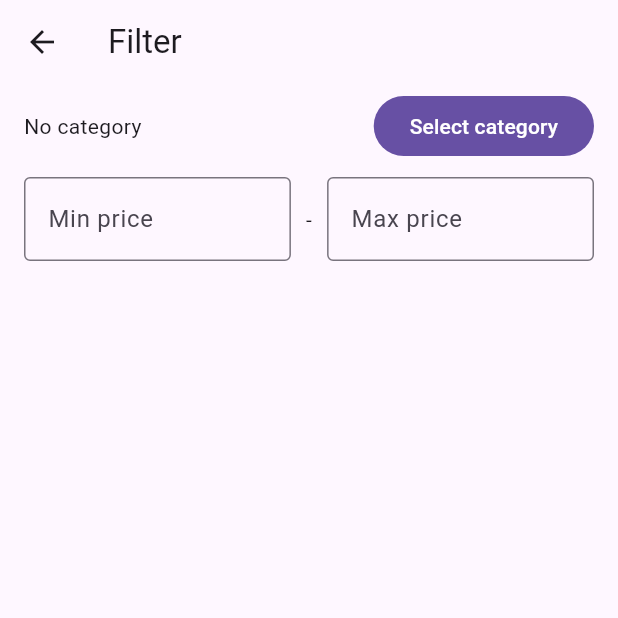
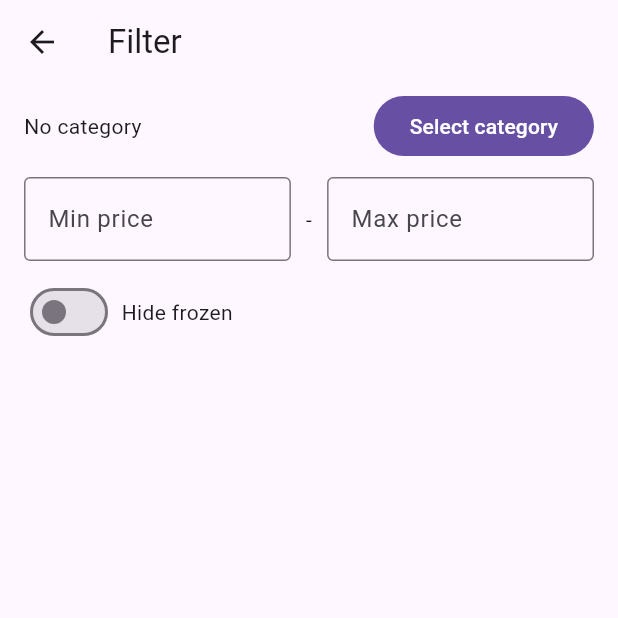
Before and after one commit to 2t34lth/szoftverhatalmas, a Flutter app: the screen it shows after launch, after a tap on the "search" icon, after a tap on the "tune" icon, on a phone screen of 412 x 824 dp, the top half of it. Run offline on Flutter 3.47's test engine with Material 3 defaults, Android fonts, the phone set to English and light mode, and no system bars; drawn by our look-alikes of dynamic_color; our stand-ins replace carousel_slider, flutter_widget_from_html, full_screen_image; network calls fail.

Commit message:
filtering improvements

```diff
--- a/lib/hardverapro.dart
+++ b/lib/hardverapro.dart
@@ -1,3 +1,4 @@
+import "package:hardverapro_a_kezedben/views/search_view.dart";
 import "package:html/dom.dart";
 import "package:http/http.dart" as http;
 import "package:html/parser.dart";
@@ -34,15 +35,10 @@ class Hardverapro {
     }).toList();
   }
 
-  static Future<List<HardveraproPost>> search(String query,
-      {Category? category}) async {
-    final resp = await http.get(
-      category != null
-          ? Uri.parse(
-              "https://hardverapro.hu/aprok/${category.path}/keres.php?stext=${Uri.encodeFull(query)}")
-          : Uri.parse(
-              "https://hardverapro.hu/aprok/keres.php?stext=${Uri.encodeFull(query)}"),
-    );
+  static Future<List<HardveraproPost>> search(
+      String query, Filter filter) async {
+    final resp = await http.get(Uri.parse(
+        "https://hardverapro.hu/aprok/${filter.category != null ? '${filter.category!.path}/' : ""}keres.php?stext=${Uri.encodeFull(query)}&minprice=${filter.minPrice}&maxprice=${filter.maxPrice}&noiced=${(filter.hideFrozen ?? false) ? 1 : 0}"));
 
     final Document document = parse(resp.body);
     return parsePosts(document);
--- a/lib/views/filter_view.dart
+++ b/lib/views/filter_view.dart
@@ -1,4 +1,5 @@
 import 'package:flutter/material.dart';
+import 'package:flutter/services.dart';
 import 'package:hardverapro_a_kezedben/views/category_view.dart';
 import 'package:hardverapro_a_kezedben/views/search_view.dart';
 
@@ -12,6 +13,8 @@ class FilterView extends StatefulWidget {
 
 class _FilterViewState extends State<FilterView> {
   Filter _filter = Filter();
+  final TextEditingController _minPriceController = TextEditingController();
+  final TextEditingController _maxPriceController = TextEditingController();
 
   void _setCategory() {
     Navigator.of(context).push(MaterialPageRoute(
@@ -29,6 +32,10 @@ class _FilterViewState extends State<FilterView> {
   void initState() {
     super.initState();
     if (widget.filter != null) _filter = widget.filter!;
+    _minPriceController.text =
+        _filter.minPrice != null ? _filter.minPrice.toString() : "";
+    _maxPriceController.text =
+        _filter.maxPrice != null ? _filter.maxPrice.toString() : "";
   }
 
   @override
@@ -58,23 +65,35 @@ class _FilterViewState extends State<FilterView> {
               ],
             ),
             const SizedBox(height: 10),
-            const Row(
+            Row(
               children: [
                 Flexible(
                   child: TextField(
-                    decoration: InputDecoration(
+                    inputFormatters: [FilteringTextInputFormatter.digitsOnly],
+                    keyboardType: TextInputType.number,
+                    controller: _minPriceController,
+                    onChanged: (value) {
+                      _filter.minPrice = int.tryParse(_minPriceController.text);
+                    },
+                    decoration: const InputDecoration(
                       border: OutlineInputBorder(),
                       hintText: "Min price",
                       suffix: Text("HUF"),
                     ),
                   ),
                 ),
-                SizedBox(width: 10),
-                Text("-"),
-                SizedBox(width: 10),
+                const SizedBox(width: 10),
+                const Text("-"),
+                const SizedBox(width: 10),
                 Flexible(
                   child: TextField(
-                    decoration: InputDecoration(
+                    inputFormatters: [FilteringTextInputFormatter.digitsOnly],
+                    keyboardType: TextInputType.number,
+                    controller: _maxPriceController,
+                    onChanged: (value) {
+                      _filter.maxPrice = int.tryParse(_maxPriceController.text);
+                    },
+                    decoration: const InputDecoration(
                       border: OutlineInputBorder(),
                       hintText: "Max price",
                       suffix: Text("HUF"),
@@ -83,6 +102,20 @@ class _FilterViewState extends State<FilterView> {
                 )
               ],
             ),
+            const SizedBox(height: 10),
+            Row(
+              children: [
+                Switch(
+                    value: _filter.hideFrozen ?? false,
+                    onChanged: (value) {
+                      setState(() {
+                        _filter.hideFrozen = value;
+                      });
+                    }),
+                const SizedBox(width: 5),
+                const Text("Hide frozen"),
+              ],
+            )
           ],
         ),
       ),
--- a/lib/views/search_view.dart
+++ b/lib/views/search_view.dart
@@ -17,8 +17,16 @@ enum LoadingState {
 
 class Filter {
   Category? category;
+  int? minPrice;
+  int? maxPrice;
+  bool? hideFrozen;
 
-  Filter({this.category});
+  Filter({
+    this.category,
+    this.minPrice,
+    this.maxPrice,
+    this.hideFrozen,
+  });
 }
 
 class _SearchViewState extends State<SearchView> {
@@ -48,10 +56,7 @@ class _SearchViewState extends State<SearchView> {
       _posts = [];
       _state = LoadingState.processing;
     });
-    Hardverapro.search(
-      _searchQuery.text,
-      category: _filter?.category,
-    ).then((posts) {
+    Hardverapro.search(_searchQuery.text, _filter ?? Filter()).then((posts) {
       if (!context.mounted) return;
       setState(() {
         _posts = posts;
@@ -127,9 +132,13 @@ class _SearchViewState extends State<SearchView> {
               padding: const EdgeInsets.symmetric(horizontal: 8.0),
               child: ListView(
                 padding: const EdgeInsets.symmetric(vertical: 8),
-                children: _posts.map((el) {
-                  return SearchResult(post: el);
-                }).toList(),
+                children: [
+                  Text(
+                      "minPrice: ${_filter?.minPrice} maxPrice: ${_filter?.maxPrice} hideFrozen: ${_filter?.hideFrozen}"),
+                  ..._posts.map((el) {
+                    return SearchResult(post: el);
+                  })
+                ],
               ),
             );
           }
```
